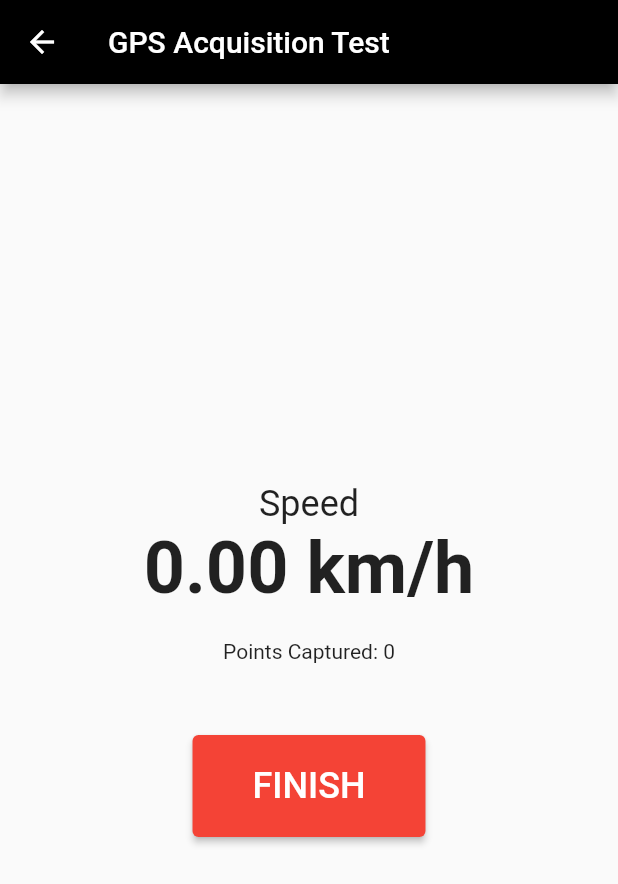
After one commit to tocktecnologia/speed-data, a Flutter app: the GpsTestScreen screen opened directly, after a tap on "START", on a phone screen of 412 x 824 dp. The commit adds this screen. Shown: the top 884 px of the screen. Run offline on Flutter 3.47's test engine with Material 3 defaults, Android fonts, the phone set to English and light mode, and no system bars; our stand-ins replace auto_size_text, cloud_firestore, cloud_functions, firebase_auth, firebase_core, font_awesome_flutter and 12 more; missing offline and left inert: flutter_polyline_points, json_path; accounts and stored records are empty.

Commit message:
test gps

```diff
--- /dev/null
+++ b/lib/features/screens/pilot/gps_test_screen.dart
@@ -0,0 +1,174 @@
+import 'dart:async';
+import 'package:flutter/foundation.dart';
+import 'package:flutter/material.dart';
+import 'package:geolocator/geolocator.dart';
+
+class GpsTestScreen extends StatefulWidget {
+  const GpsTestScreen({Key? key}) : super(key: key);
+
+  @override
+  State<GpsTestScreen> createState() => _GpsTestScreenState();
+}
+
+class _GpsTestScreenState extends State<GpsTestScreen> {
+  StreamSubscription<Position>? _positionStreamSubscription;
+  final List<Map<String, dynamic>> _pointsBuffer = [];
+  Timer? _logTimer;
+  bool _isRecording = false;
+  double _currentSpeed = 0.0;
+  int _pointsCount = 0;
+
+  @override
+  void dispose() {
+    _stopRecording();
+    super.dispose();
+  }
+
+  void _startRecording() async {
+    if (_isRecording) return;
+
+    LocationPermission permission = await Geolocator.checkPermission();
+    if (permission == LocationPermission.denied) {
+      permission = await Geolocator.requestPermission();
+      if (permission == LocationPermission.denied) {
+        // Handle permission denied
+        debugPrint('Location permissions are denied');
+        return;
+      }
+    }
+
+    setState(() {
+      _isRecording = true;
+      _pointsBuffer.clear();
+      _currentSpeed = 0.0;
+      _pointsCount = 0;
+    });
+
+    late LocationSettings locationSettings;
+    if (defaultTargetPlatform == TargetPlatform.android) {
+      locationSettings = AndroidSettings(
+        accuracy: LocationAccuracy.bestForNavigation,
+        distanceFilter: 0,
+        forceLocationManager: false,
+        // Request updates as fast as possible (e.g. 50ms) to try and get >1Hz
+        intervalDuration: const Duration(milliseconds: 50),
+      );
+    } else if (defaultTargetPlatform == TargetPlatform.iOS ||
+        defaultTargetPlatform == TargetPlatform.macOS) {
+      locationSettings = AppleSettings(
+        accuracy: LocationAccuracy.bestForNavigation,
+        activityType: ActivityType.fitness,
+        distanceFilter: 0,
+        pauseLocationUpdatesAutomatically: false,
+        showBackgroundLocationIndicator: true,
+      );
+    } else {
+      locationSettings = const LocationSettings(
+        accuracy: LocationAccuracy.bestForNavigation,
+        distanceFilter: 0,
+      );
+    }
+
+    _positionStreamSubscription =
+        Geolocator.getPositionStream(locationSettings: locationSettings)
+            .listen((Position position) {
+      setState(() {
+        _currentSpeed = position.speed; // Speed in m/s
+        _pointsCount++;
+      });
+
+      final point = {
+        'lat': position.latitude,
+        'lng': position.longitude,
+        'speed': position.speed,
+        'timestamp': position.timestamp.toIso8601String(),
+      };
+
+      // Store in list
+      _pointsBuffer.add(point);
+    });
+
+    // Timer to log and clear buffer every second
+    _logTimer = Timer.periodic(const Duration(seconds: 1), (timer) {
+      if (_pointsBuffer.isNotEmpty) {
+        print(
+            '\n--- GPS Capture Log (${DateTime.now().toIso8601String()}) ---');
+        print('Captured ${_pointsBuffer.length} points in the last second:');
+        for (var p in _pointsBuffer) {
+          print(p);
+        }
+        _pointsBuffer.clear();
+      } else {
+        print(
+            '\n--- GPS Capture Log (${DateTime.now().toIso8601String()}) ---');
+        print('No points captured in the last second.');
+      }
+    });
+  }
+
+  void _stopRecording() {
+    _positionStreamSubscription?.cancel();
+    _positionStreamSubscription = null;
+    _logTimer?.cancel();
+    _logTimer = null;
+    setState(() {
+      _isRecording = false;
+    });
+  }
+
+  @override
+  Widget build(BuildContext context) {
+    return Scaffold(
+      appBar: AppBar(
+        title: const Text('GPS Acquisition Test'),
+        backgroundColor: Colors.black,
+      ),
+      body: Center(
+        child: Column(
+          mainAxisAlignment: MainAxisAlignment.center,
+          children: [
+            // Speed Display
+            Text(
+              'Speed',
+              style: Theme.of(context).textTheme.headlineSmall,
+            ),
+            Text(
+              '${(_currentSpeed * 3.6).toStringAsFixed(2)} km/h', // Convert m/s to km/h
+              style: const TextStyle(
+                fontSize: 48,
+                fontWeight: FontWeight.bold,
+              ),
+            ),
+            const SizedBox(height: 20),
+            Text('Points Captured: $_pointsCount'),
+            const SizedBox(height: 48),
+
+            // Start/Stop Buttons
+            if (!_isRecording)
+              ElevatedButton(
+                onPressed: _startRecording,
+                style: ElevatedButton.styleFrom(
+                  backgroundColor: Colors.green,
+                  padding:
+                      const EdgeInsets.symmetric(horizontal: 40, vertical: 20),
+                ),
+                child: const Text('START',
+                    style: TextStyle(fontSize: 24, color: Colors.white)),
+              )
+            else
+              ElevatedButton(
+                onPressed: _stopRecording,
+                style: ElevatedButton.styleFrom(
+                  backgroundColor: Colors.red,
+                  padding:
+                      const EdgeInsets.symmetric(horizontal: 40, vertical: 20),
+                ),
+                child: const Text('FINISH',
+                    style: TextStyle(fontSize: 24, color: Colors.white)),
+              ),
+          ],
+        ),
+      ),
+    );
+  }
+}
--- a/lib/features/screens/pilot/pilot_dashboard.dart
+++ b/lib/features/screens/pilot/pilot_dashboard.dart
@@ -4,6 +4,7 @@ import 'package:cloud_firestore/cloud_firestore.dart';
 import 'package:speed_data/features/services/firestore_service.dart';
 import 'package:speed_data/flutter_flow/nav/nav.dart';
 import 'package:speed_data/features/screens/pilot/active_race_screen.dart';
+import 'package:speed_data/features/screens/pilot/gps_test_screen.dart';
 
 class PilotDashboard extends StatelessWidget {
   const PilotDashboard({Key? key}) : super(key: key);
@@ -78,7 +79,22 @@ class PilotDashboard extends StatelessWidget {
                   title: Text(raceName,
                       style: const TextStyle(fontWeight: FontWeight.bold)),
                   subtitle: const Text('Status: Open for registration'),
-                  trailing: ElevatedButton(
+                  trailing: Row(
+                    mainAxisSize: MainAxisSize.min,
+                    children: [
+                      TextButton(
+                        onPressed: () {
+                          Navigator.push(
+                            context,
+                            MaterialPageRoute(
+                              builder: (context) => const GpsTestScreen(),
+                            ),
+                          );
+                        },
+                        child: const Text('TEST GPS'),
+                      ),
+                      const SizedBox(width: 8),
+                      ElevatedButton(
                         onPressed: () async {
                           if (user == null) return;
 
@@ -86,7 +102,8 @@ class PilotDashboard extends StatelessWidget {
                           await firestoreService.joinRace(
                             raceId,
                             user.uid,
-                        user.displayName ?? 'Pilot ${user.uid.substring(0, 4)}',
+                            user.displayName ??
+                                'Pilot ${user.uid.substring(0, 4)}',
                           );
 
                           // Navigate
@@ -109,6 +126,8 @@ class PilotDashboard extends StatelessWidget {
                         ),
                         child: const Text('JOIN & START'),
                       ),
+                    ],
+                  ),
                 ),
               );
             },
```
Lines whose indentation alone changed are shown as unchanged.
